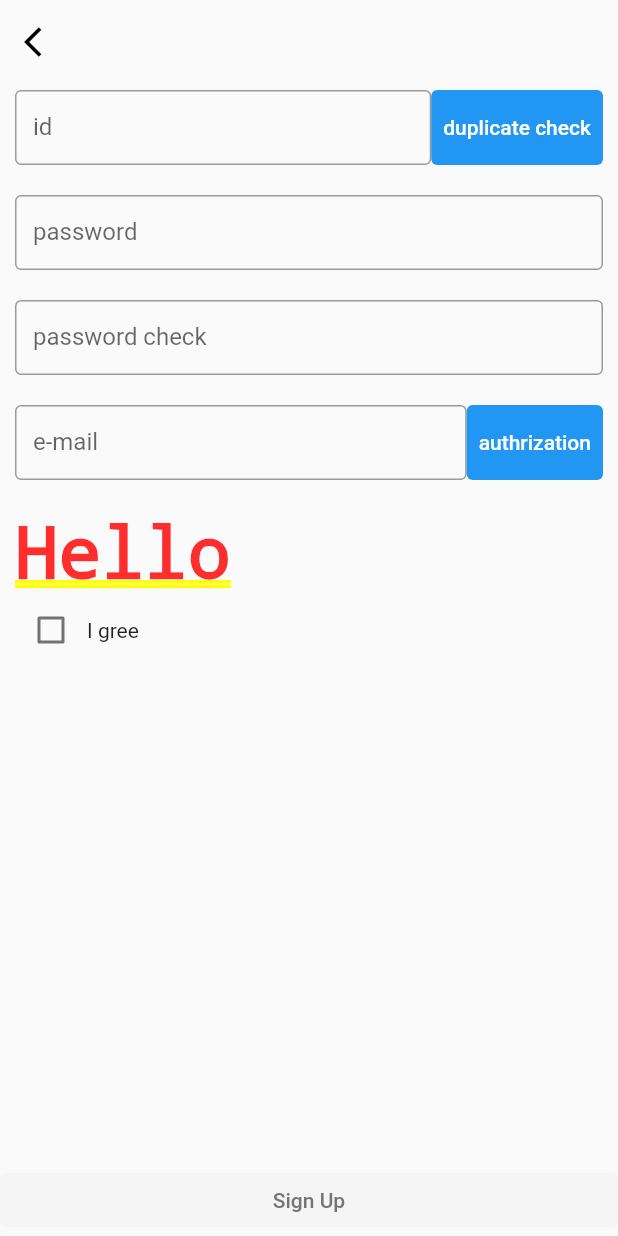
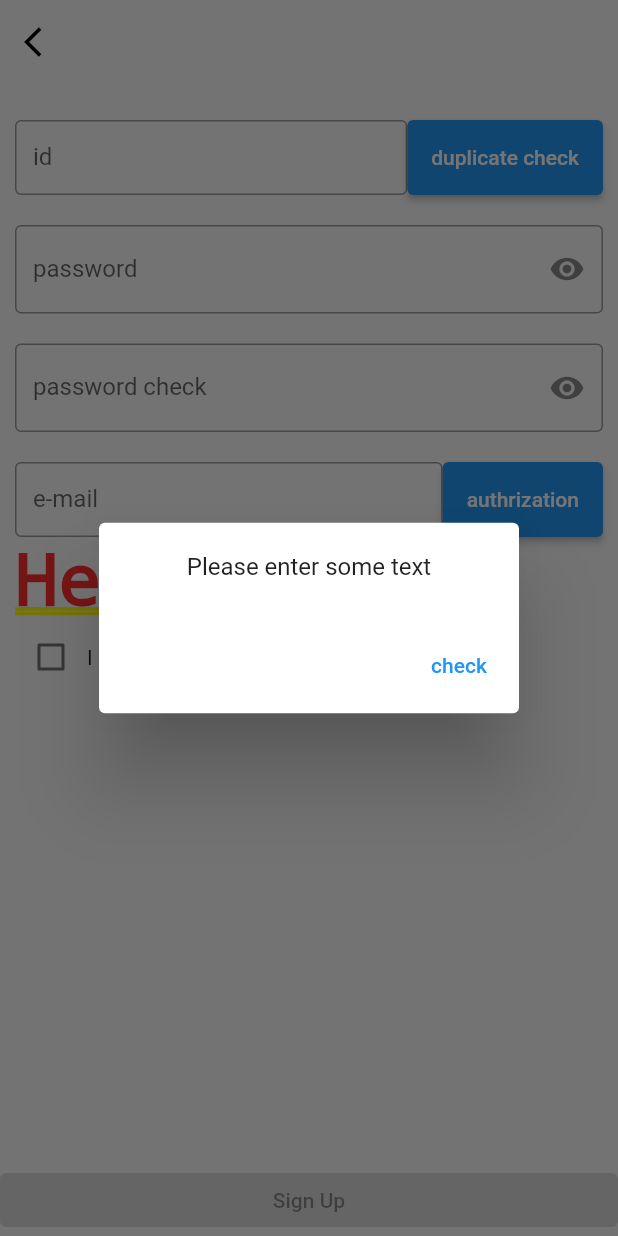
Before and after one commit to missing-project/app, a Flutter app: the SignUpScreen screen opened by its route, after a tap on "duplicate check", on a phone screen of 412 x 824 dp. Run offline on Flutter 3.47's test engine with Material 2 defaults, Android fonts, the phone set to English and light mode, and no system bars; our stand-ins replace carousel_slider, equatable, flutter_bloc, google_maps_flutter, location; generated files the repository leaves out were written again; network calls fail; Roboto replaces fonts that are missing (ChosunGs).

Commit message:
Refatoring: elvated button, pw obscure, stless widget

```diff
--- a/lib/l10n/app_en.arb
+++ b/lib/l10n/app_en.arb
@@ -27,7 +27,7 @@
   "profile_setting": "setting",
   "profile_inquiry": "inquiry",
   "signup_id_invalid": "Please enter some text",
-  "signup_pw_invalid": "Please enter some text",
+  "signup_pw_invalid": "Password is invalid",
   "signup_pw_regex": "Must be at least 8 characters including uppercase and lowercase letters, numbers and special symbols",
   "signup_pwCh_invalid": "password values are different",
   "signup_id_duplicate_btn": "duplicate check",
--- a/lib/l10n/app_ko.arb
+++ b/lib/l10n/app_ko.arb
@@ -27,7 +27,7 @@
   "profile_setting": "설정",
   "profile_inquiry": "문의",
   "signup_id_invalid": "아이디를 입력하시오",
-  "signup_pw_invalid": "비밀번호를 입력하시오",
+  "signup_pw_invalid": "비밀번호가 유효하지 않습니다",
   "signup_pw_regex": "대소문자, 숫자, 특수기호를 포함하여 8자 이상이어야 합니다",
   "signup_pwCh_invalid": "비밀번호가 다릅니다",
   "signup_id_duplicate_btn": "중복 검사",
--- a/lib/screens/auth/login/login_screen.dart
+++ b/lib/screens/auth/login/login_screen.dart
@@ -87,11 +87,8 @@ class _LoginScreenState extends State<LoginScreen> {
                 ),
                 SizedBox(
                   width: double.infinity,
-                  child: TextButton(
+                  child: ElevatedButton(
                     onPressed: _handleLoginBtn,
-                    style: TextButton.styleFrom(
-                      backgroundColor: Theme.of(context).primaryColor,
-                    ),
                     child: Text(
                       AppLocalizations.of(context)!.login_button,
                       style: TextStyle(
--- a/lib/screens/auth/signup/signup_screen.dart
+++ b/lib/screens/auth/signup/signup_screen.dart
@@ -27,6 +27,8 @@ class _SignUpScreenState extends State<SignUpScreen> {
   String email = '';
   String emailAuthrizationCode = '';
   String emailCodeInputValue = '';
+  bool passwordVisible = false;
+  bool passwordCheckVisible = false;
   bool idUsable = false;
   bool emailAuthrizationCheck = false;
   bool termsAgreement = false;
@@ -42,6 +44,15 @@ class _SignUpScreenState extends State<SignUpScreen> {
   void _handleIdCheck() {
     if (id.isNotEmpty) {
       BlocProvider.of<AuthBloc>(context).add(IdCheck(id: id));
+    } else {
+      showDialog(
+        context: context,
+        builder: (context) {
+          return AlertDialogCustom(
+            content: AppLocalizations.of(context)!.signup_id_invalid,
+          );
+        },
+      );
     }
   }
 
@@ -128,31 +139,34 @@ class _SignUpScreenState extends State<SignUpScreen> {
                   child: ListView(
                     children: [
                       SignUpPadding(
-                        child: Row(
+                        child: RowWithHeight(
                           children: [
                             Expanded(
                               child: TextFormFieldStyle(
                                 obscure: false,
+                                readOnly: idUsable,
+                                suffixIcon: idUsable
+                                    ? Icon(
+                                        Icons.check,
+                                        color: Colors.green,
+                                      )
+                                    : null,
                                 label: AppLocalizations.of(context)!.id,
                                 onChanged: ((value) {
                                   setState(() {
                                     id = value;
                                   });
                                 }),
-                                validator: (value) {
-                                  return value == null || value.isEmpty
-                                      ? AppLocalizations.of(context)!
-                                          .signup_id_invalid
-                                      : null;
-                                },
                               ),
                             ),
                             SizedBox(
                               height: double.infinity,
-                              child: TextButton(
-                                onPressed: _handleIdCheck,
-                                child: Text(AppLocalizations.of(context)!
-                                    .signup_id_duplicate_btn),
+                              child: ElevatedButton(
+                                onPressed: idUsable ? null : _handleIdCheck,
+                                child: Text(
+                                  AppLocalizations.of(context)!
+                                      .signup_id_duplicate_btn,
+                                ),
                               ),
                             ),
                           ],
@@ -160,7 +174,19 @@ class _SignUpScreenState extends State<SignUpScreen> {
                       ),
                       SignUpPadding(
                         child: TextFormFieldStyle(
-                          obscure: false,
+                          obscure: !passwordVisible,
+                          suffixIcon: IconButton(
+                            onPressed: () {
+                              setState(() {
+                                passwordVisible = !passwordVisible;
+                              });
+                            },
+                            icon: Icon(
+                              passwordVisible
+                                  ? Icons.visibility_off
+                                  : Icons.visibility,
+                            ),
+                          ),
                           label: AppLocalizations.of(context)!.password,
                           errorTxt: _passwordErrorText,
                           focusNode: _pwFocusNode,
@@ -181,7 +207,19 @@ class _SignUpScreenState extends State<SignUpScreen> {
                       ),
                       SignUpPadding(
                         child: TextFormFieldStyle(
-                          obscure: false,
+                          obscure: !passwordCheckVisible,
+                          suffixIcon: IconButton(
+                            onPressed: () {
+                              setState(() {
+                                passwordCheckVisible = !passwordCheckVisible;
+                              });
+                            },
+                            icon: Icon(
+                              passwordCheckVisible
+                                  ? Icons.visibility_off
+                                  : Icons.visibility,
+                            ),
+                          ),
                           label: AppLocalizations.of(context)!.passwordCheck,
                           errorTxt: _pwChFocusNode.hasFocus &&
                                   password != passwordCheck
@@ -205,7 +243,7 @@ class _SignUpScreenState extends State<SignUpScreen> {
                         ),
                       ),
                       SignUpPadding(
-                        child: Row(
+                        child: RowWithHeight(
                           children: [
                             Expanded(
                               child: TextFormFieldStyle(
@@ -225,7 +263,7 @@ class _SignUpScreenState extends State<SignUpScreen> {
                             ),
                             SizedBox(
                               height: double.infinity,
-                              child: TextButton(
+                              child: ElevatedButton(
                                 onPressed: emailAuthrizationCheck
                                     ? null
                                     : _handleEmailCheck,
@@ -292,7 +330,7 @@ class _SignUpScreenState extends State<SignUpScreen> {
               ),
               SizedBox(
                 width: double.infinity,
-                child: TextButton(
+                child: ElevatedButton(
                   onPressed: termsAgreement && _formKey.currentState!.validate()
                       ? _handleSignupSubmit
                       : null,
--- a/lib/screens/auth/signup/widgets/signup_widgets.dart
+++ b/lib/screens/auth/signup/widgets/signup_widgets.dart
@@ -1,27 +1,5 @@
 import 'package:flutter/material.dart';
 import 'package:flutter_gen/gen_l10n/app_localizations.dart';
-
-class SignUpPadding extends StatefulWidget {
-  const SignUpPadding({
-    super.key,
-    required this.child,
-  });
-
-  final Widget child;
-
-  @override
-  State<SignUpPadding> createState() => _SignUpPaddingState();
-}
-
-class _SignUpPaddingState extends State<SignUpPadding> {
-  @override
-  Widget build(BuildContext context) {
-    return Padding(
-      padding: EdgeInsets.only(bottom: 20),
-      child: SizedBox(height: 50, child: widget.child),
-    );
-  }
-}
 
 class TextFormFieldStyle extends StatefulWidget {
   const TextFormFieldStyle({
@@ -72,24 +50,34 @@ class _TextFormFieldStyleState extends State<TextFormFieldStyle> {
   }
 }
 
-class AlertDialogCustom extends StatefulWidget {
+class SignUpPadding extends StatelessWidget {
+  const SignUpPadding({
+    super.key,
+    required this.child,
+  });
+  final Widget child;
+
+  @override
+  Widget build(BuildContext context) {
+    return Padding(
+      padding: EdgeInsets.only(top: 20),
+      child: child,
+    );
+  }
+}
+
+class AlertDialogCustom extends StatelessWidget {
   const AlertDialogCustom({
     super.key,
     required this.content,
   });
-
   final String content;
 
-  @override
-  State<AlertDialogCustom> createState() => _AlertDialogCustomState();
-}
-
-class _AlertDialogCustomState extends State<AlertDialogCustom> {
   @override
   Widget build(BuildContext context) {
     return AlertDialog(
       content: Text(
-        widget.content,
+        content,
         textAlign: TextAlign.center,
       ),
       actions: <Widget>[
@@ -103,3 +91,18 @@ class _AlertDialogCustomState extends State<AlertDialogCustom> {
     );
   }
 }
+
+class RowWithHeight extends StatelessWidget {
+  const RowWithHeight({super.key, required this.children});
+  final List<Widget> children;
+
+  @override
+  Widget build(BuildContext context) {
+    return SizedBox(
+      height: 50,
+      child: Row(
+        children: children,
+      ),
+    );
+  }
+}
```
Also changed, not shown: lib/main.dart (+8 -8 lines).
